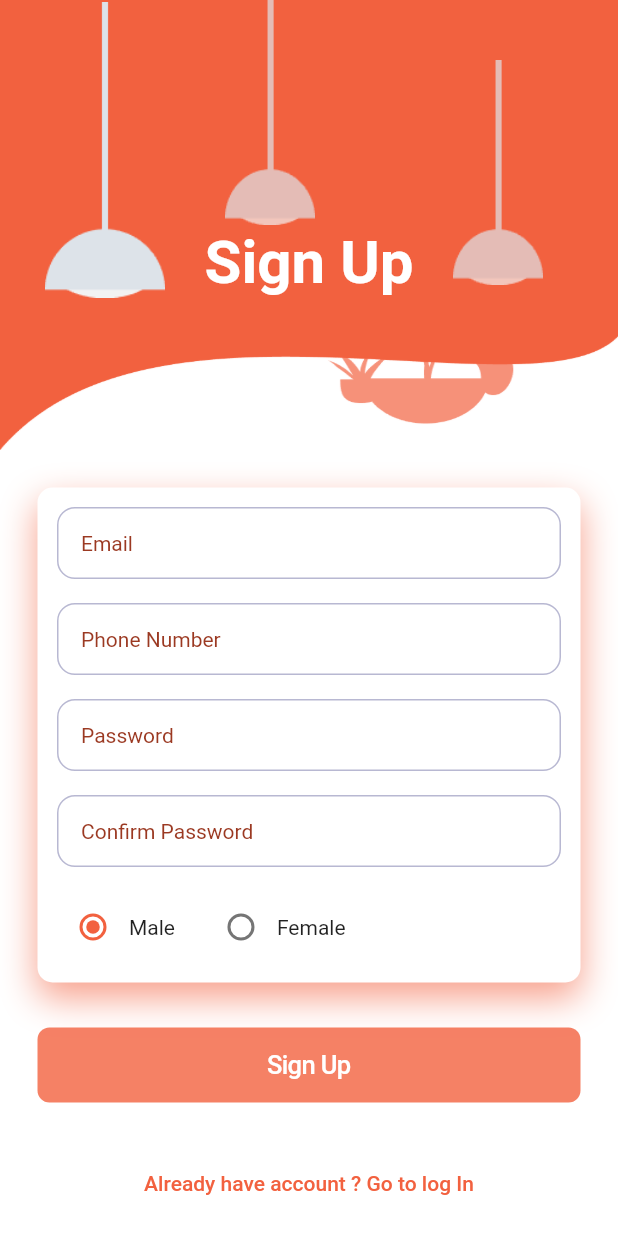
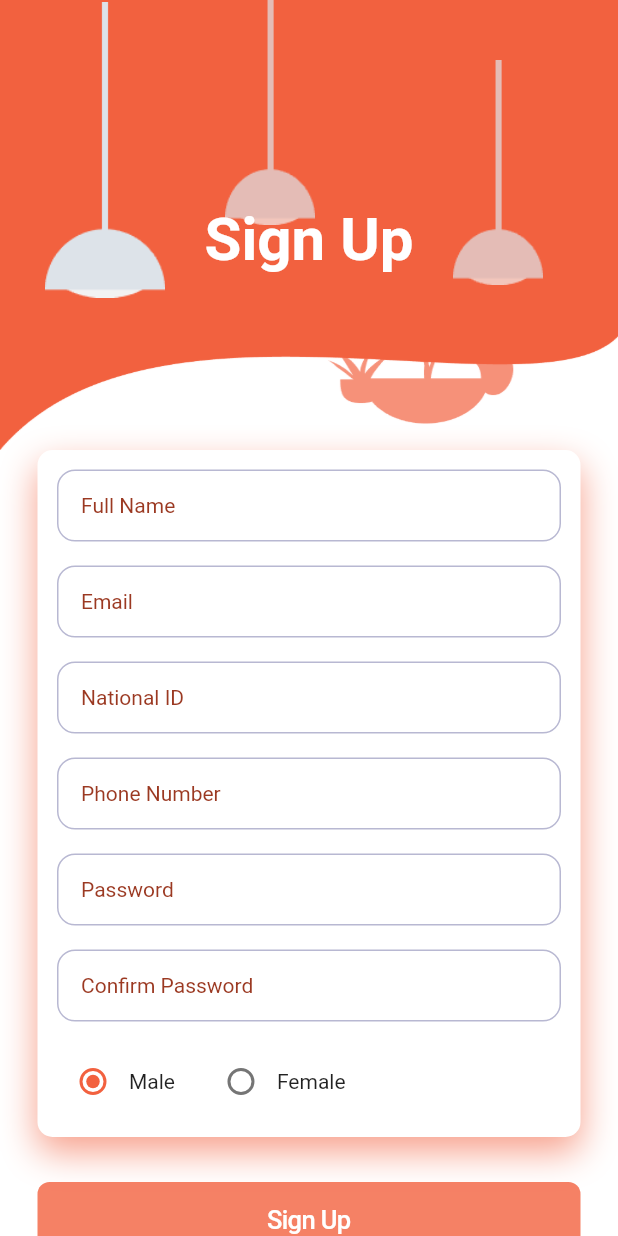
Before and after one commit to rabukhader/Emergency-Call, a Flutter app: the LoginSignUpPage screen opened directly, on a phone screen of 412 x 824 dp. Run offline on Flutter 3.47's test engine with Material 3 defaults, Android fonts, the light colour scheme and no system bars; our stand-ins replace animate_do, another_flushbar, cloud_firestore, dots_indicator, firebase_auth, firebase_core and 9 more; accounts and stored records are empty; Roboto replaces fonts that are missing (Poppins).

Commit message:
change_sign-up-requirements

```diff
--- a/lib/ui/home/emeregency_dashboard/emeregency_dashboard.dart
+++ b/lib/ui/home/emeregency_dashboard/emeregency_dashboard.dart
@@ -140,7 +140,7 @@ class RecentCallCard extends StatelessWidget {
               style: const TextStyle(fontWeight: FontWeight.bold),
             ),
             const SizedBox(height: 8),
-            Text('User ID: ${call.user.nationalId}'),
+            Text('User ID: ${call.user.userNumber}'),
             Text('Email: ${call.user.email}'),
             Text('Time: ${call.time}'),
             Text('Gender: ${call.user.gender}'),
--- a/lib/ui/login-signup/login_signup.dart
+++ b/lib/ui/login-signup/login_signup.dart
@@ -27,6 +27,8 @@ class _LoginSignUpPageState extends State<LoginSignUpPage> {
   final TextEditingController _password = TextEditingController();
   final TextEditingController _confirmPassword = TextEditingController();
   final TextEditingController _phone = TextEditingController();
+  final TextEditingController _nationalId = TextEditingController();
+  final TextEditingController _fullName = TextEditingController();
   Gender _selectedGender = Gender.male;
   final GlobalKey<FormState> _formState = GlobalKey<FormState>();
 
@@ -98,7 +100,8 @@ class _LoginSignUpPageState extends State<LoginSignUpPage> {
                             child: FadeInUp(
                                 duration: const Duration(milliseconds: 1600),
                                 child: Container(
-                                  margin: const EdgeInsets.only(top: 50),
+                                  margin:
+                                      EdgeInsets.only(top: isLogIn ? 50 : 20),
                                   child: Center(
                                     child: Text(
                                       isLogIn ? "Login" : "Sign Up",
@@ -114,7 +117,7 @@ class _LoginSignUpPageState extends State<LoginSignUpPage> {
                       ),
                     ),
                     Padding(
-                      padding: const EdgeInsets.all(25.0),
+                      padding: const EdgeInsets.symmetric(horizontal: 25.0),
                       child: Column(
                         children: <Widget>[
                           FadeInUp(
@@ -163,7 +166,7 @@ class _LoginSignUpPageState extends State<LoginSignUpPage> {
                                                 await authProvider.signUp(
                                                     _email.text,
                                                     _password.text,
-                                                    int.parse(_phone.text),
+                                                    int.parse(_phone.text),_nationalId.text , _fullName.text,
                                                     getGender());
                                             if (result == "pass") {
                                               manageNavigation();
@@ -176,7 +179,7 @@ class _LoginSignUpPageState extends State<LoginSignUpPage> {
                                 ],
                               )),
                           const SizedBox(
-                            height: 30,
+                            height: 10,
                           ),
                           FadeInUp(
                               duration: const Duration(milliseconds: 2000),
@@ -280,6 +283,31 @@ class _LoginSignUpPageState extends State<LoginSignUpPage> {
                 if (value == null || value.isEmpty) {
                   return null;
                 }
+                if (!Validator.isFullNameValid(value)) {
+                  return "Please enter a valid full name";
+                }
+                return null;
+              },
+              controller: _fullName,
+              decoration: const InputDecoration(
+                  border: InputBorder.none,
+                  hintText: "Full Name",
+                  hintStyle: TextStyle(color: kPrimaryDarkerColor)),
+            ),
+          ),
+          Container(
+            padding: const EdgeInsets.all(8.0),
+            child: TextFormField(
+              onChanged: (value) {
+                setState(() {
+                  _formState.currentState!.validate();
+                  _validateInput();
+                });
+              },
+              validator: (value) {
+                if (value == null || value.isEmpty) {
+                  return null;
+                }
                 if (!Validator.emailFieldValidation(value)) {
                   return "Please enter a valid email";
                 }
@@ -289,6 +317,32 @@ class _LoginSignUpPageState extends State<LoginSignUpPage> {
               decoration: const InputDecoration(
                   border: InputBorder.none,
                   hintText: "Email",
+                  hintStyle: TextStyle(color: kPrimaryDarkerColor)),
+            ),
+          ),
+          Container(
+            padding: const EdgeInsets.all(8.0),
+            child: TextFormField(
+              onChanged: (value) {
+                setState(() {
+                  _formState.currentState!.validate();
+                  _validateInput();
+                });
+              },
+              keyboardType: TextInputType.number,
+              controller: _nationalId,
+              validator: (value) {
+                if (value == null || value.isEmpty) {
+                  return null;
+                }
+                if (!Validator.isNumericWithLength(value, 8)) {
+                  return "Please enter a valid National ID";
+                }
+                return null;
+              },
+              decoration: const InputDecoration(
+                  border: InputBorder.none,
+                  hintText: "National ID",
                   hintStyle: TextStyle(color: kPrimaryDarkerColor)),
             ),
           ),
@@ -428,7 +482,9 @@ class _LoginSignUpPageState extends State<LoginSignUpPage> {
       if (_email.text.isNotEmpty &&
           _password.text.isNotEmpty &&
           _confirmPassword.text.isNotEmpty &&
-          _phone.text.isNotEmpty) {
+          _phone.text.isNotEmpty &&
+          _fullName.text.isNotEmpty &&
+          _nationalId.text.isNotEmpty) {
         if (_password.text == _confirmPassword.text) {
           return true;
         } else {
--- a/lib/ui/login-signup/login_signup_provider.dart
+++ b/lib/ui/login-signup/login_signup_provider.dart
@@ -37,7 +37,7 @@ class AuthProvider extends ChangeNotifier {
   }
 
   Future<String> signUp(
-      String email, String password, int phoneNumber, String gender) async {
+      String email, String password, int phoneNumber, String nationalId, String fullName, String gender) async {
     try {
       _isLoggingIn = true;
       notifyListeners();
@@ -50,7 +50,7 @@ class AuthProvider extends ChangeNotifier {
           FirebaseFirestore.instance.collection('user');
       await userCollectionRef
           .doc(user.user?.uid ?? "")
-          .set({"number": phoneNumber, "gender": gender});
+          .set({"number": phoneNumber, "gender": gender, "nationalId" : nationalId, "fullname" : fullName});
 
       await _saveLoginInfo(user.user?.uid ?? "", email, password);
       return "pass";
--- a/lib/utils/validators.dart
+++ b/lib/utils/validators.dart
@@ -23,4 +23,9 @@ class Validator {
     RegExp digitRegExp = RegExp(r'^[0-9]+$');
     return digitRegExp.hasMatch(value);
   }
+
+  static bool isFullNameValid(String fullName) {
+  RegExp regex = RegExp(r'^[a-zA-Z]+( [a-zA-Z]+)+$');
+  return regex.hasMatch(fullName);
 }
+}
```
